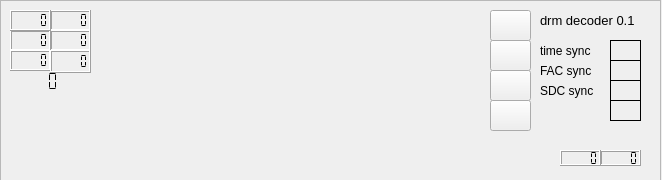
First picture: the form in swreceiver/plugins/decoders/drm-decoder-1/widget.ui, repository JvanKatwijk/sdr-j-sw, before the edit.
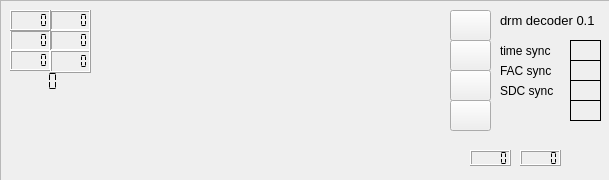
Second picture: the form after the edit. Custom widgets are drawn as their Qt base class.

What changed in the file:
```diff
--- a/swreceiver/plugins/decoders/drm-decoder-1/widget.ui
+++ b/swreceiver/plugins/decoders/drm-decoder-1/widget.ui
@@ -6,7 +6,7 @@
    <rect>
     <x>0</x>
     <y>0</y>
-    <width>662</width>
+    <width>609</width>
     <height>180</height>
    </rect>
   </property>
@@ -31,7 +31,7 @@
    <widget class="QLabel" name="label">
     <property name="geometry">
      <rect>
-      <x>540</x>
+      <x>500</x>
       <y>10</y>
       <width>101</width>
       <height>21</height>
@@ -64,7 +64,7 @@
      <rect>
       <x>100</x>
       <y>10</y>
-      <width>391</width>
+      <width>341</width>
       <height>131</height>
      </rect>
     </property>
@@ -85,7 +85,7 @@
    <widget class="QLabel" name="timeSyncLabel">
     <property name="geometry">
      <rect>
-      <x>610</x>
+      <x>570</x>
       <y>40</y>
       <width>31</width>
       <height>21</height>
@@ -101,7 +101,7 @@
    <widget class="QLabel" name="label_2">
     <property name="geometry">
      <rect>
-      <x>540</x>
+      <x>500</x>
       <y>40</y>
       <width>66</width>
       <height>21</height>
@@ -114,7 +114,7 @@
    <widget class="QLabel" name="facSyncLabel">
     <property name="geometry">
      <rect>
-      <x>610</x>
+      <x>570</x>
       <y>60</y>
       <width>31</width>
       <height>21</height>
@@ -130,7 +130,7 @@
    <widget class="QLabel" name="label_3">
     <property name="geometry">
      <rect>
-      <x>540</x>
+      <x>500</x>
       <y>60</y>
       <width>66</width>
       <height>21</height>
@@ -159,7 +159,7 @@
    <widget class="QLabel" name="sdcSyncLabel">
     <property name="geometry">
      <rect>
-      <x>610</x>
+      <x>570</x>
       <y>80</y>
       <width>31</width>
       <height>21</height>
@@ -175,7 +175,7 @@
    <widget class="QLabel" name="label_4">
     <property name="geometry">
      <rect>
-      <x>540</x>
+      <x>500</x>
       <y>80</y>
       <width>64</width>
       <height>21</height>
@@ -207,7 +207,7 @@
    <widget class="QLCDNumber" name="goodFrames">
     <property name="geometry">
      <rect>
-      <x>600</x>
+      <x>520</x>
       <y>150</y>
       <width>41</width>
       <height>16</height>
@@ -220,7 +220,7 @@
    <widget class="QLCDNumber" name="badFrames">
     <property name="geometry">
      <rect>
-      <x>560</x>
+      <x>470</x>
       <y>150</y>
       <width>41</width>
       <height>16</height>
@@ -297,7 +297,7 @@
    <widget class="QPushButton" name="channel_1">
     <property name="geometry">
      <rect>
-      <x>490</x>
+      <x>450</x>
       <y>10</y>
       <width>41</width>
       <height>31</height>
@@ -310,7 +310,7 @@
    <widget class="QPushButton" name="channel_2">
     <property name="geometry">
      <rect>
-      <x>490</x>
+      <x>450</x>
       <y>40</y>
       <width>41</width>
       <height>31</height>
@@ -323,7 +323,7 @@
    <widget class="QPushButton" name="channel_3">
     <property name="geometry">
      <rect>
-      <x>490</x>
+      <x>450</x>
       <y>70</y>
       <width>41</width>
       <height>31</height>
@@ -336,7 +336,7 @@
    <widget class="QPushButton" name="channel_4">
     <property name="geometry">
      <rect>
-      <x>490</x>
+      <x>450</x>
       <y>100</y>
       <width>41</width>
       <height>31</height>
@@ -401,7 +401,7 @@
    <widget class="QLabel" name="faadSyncLabel">
     <property name="geometry">
      <rect>
-      <x>610</x>
+      <x>570</x>
       <y>100</y>
       <width>31</width>
       <height>21</height>
```
